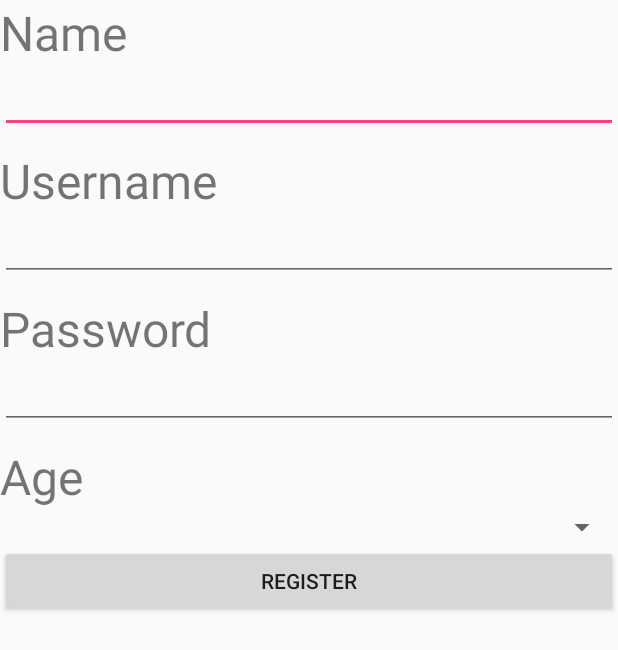
After one commit to kremo/RecomSys, an Android app: the layout activity_register_user.xml on its own in the app's theme, with its tools: preview values and no code run, on a phone screen of 412 x 824 dp. The commit adds this screen. Shown: the top 650 px of the screen. Run offline under Robolectric (Android 15) with nearby library versions, the light colour scheme and no system bars.

Commit message:
regisztrálás
ebben elvileg minden benne van már

```diff
--- /dev/null
+++ b/app/src/main/res/layout/activity_register_user.xml
@@ -0,0 +1,61 @@
+<?xml version="1.0" encoding="utf-8"?>
+<LinearLayout xmlns:android="http://schemas.android.com/apk/res/android"
+    android:orientation="vertical"
+    android:layout_width="match_parent"
+    android:layout_height="match_parent">
+
+    <TextView
+        android:layout_width="wrap_content"
+        android:text="Name"
+        android:textSize="32sp"
+        android:layout_height="wrap_content" />
+
+    <EditText
+        android:id="@+id/etName"
+        android:layout_width="match_parent"
+        android:layout_marginBottom="10dp"
+        android:layout_height="wrap_content" />
+
+    <TextView
+        android:layout_width="wrap_content"
+        android:text="Username"
+        android:textSize="32sp"
+        android:layout_height="wrap_content" />
+
+    <EditText
+        android:id="@+id/etUsername"
+        android:layout_width="match_parent"
+        android:layout_marginBottom="10dp"
+        android:layout_height="wrap_content" />
+    <TextView
+        android:layout_width="wrap_content"
+        android:text="Password"
+        android:textSize="32sp"
+        android:layout_height="wrap_content" />
+
+    <EditText
+        android:id="@+id/etPassword"
+        android:layout_width="match_parent"
+        android:layout_marginBottom="10dp"
+        android:layout_height="wrap_content" />
+
+    <TextView
+        android:layout_width="fill_parent"
+        android:layout_height="wrap_content"
+        android:text="Age"
+        android:textSize="32sp"
+        />
+
+    <Spinner  android:id="@+id/spinnerAge"
+        android:layout_width="fill_parent"
+        android:layout_height="wrap_content"
+        android:drawSelectorOnTop="false"
+        />
+    <Button
+        android:id="@+id/bRegister"
+        android:text="Register"
+        android:layout_width="match_parent"
+        android:layout_height="wrap_content" />
+
+
+</LinearLayout>
--- a/app/src/main/res/menu/activity_users_drawer.xml
+++ b/app/src/main/res/menu/activity_users_drawer.xml
@@ -11,6 +11,7 @@
             android:icon="@drawable/ic_menu_send"
             android:title="Laci" />
 
+
     </group>
 
     <item android:title="Log">
@@ -20,6 +21,8 @@
                 android:icon="@drawable/ic_menu_manage"
                 android:title="Purchases" />
         </menu>
+
     </item>
 
+
 </menu>
```
Also changed, not shown: app/src/main/java/com/example/gyuri/recomsys/UsersActivity.java (+27 -0 lines), app/src/main/java/com/example/gyuri/recomsys/model/RegisterActivity.java (added, +66 -0 lines), app/src/main/res/values/strings.xml (+8 -0 lines).
